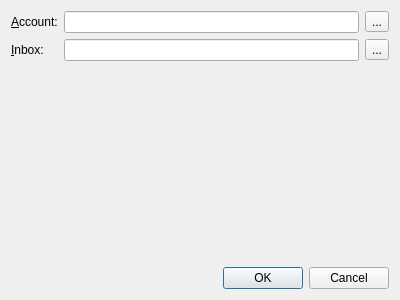
This is main/OutlookSetup.ui in towel42-com/RulesMaker as Qt 5 draws it before an edit. The edited form follows.
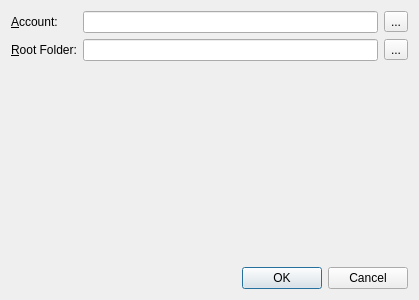
This is the edited form.

The edit to the form file:
```diff
--- a/main/OutlookSetup.ui
+++ b/main/OutlookSetup.ui
@@ -6,7 +6,7 @@
    <rect>
     <x>0</x>
     <y>0</y>
-    <width>400</width>
+    <width>410</width>
     <height>300</height>
    </rect>
   </property>
@@ -78,7 +78,7 @@
    <item row="1" column="0">
     <widget class="QLabel" name="label_2">
      <property name="text">
-      <string>&amp;Inbox:</string>
+      <string>&amp;Root Folder:</string>
      </property>
      <property name="buddy">
       <cstring>inbox</cstring>
```
Left out of the diff: 10 changed lines with no effect on the pictures.
